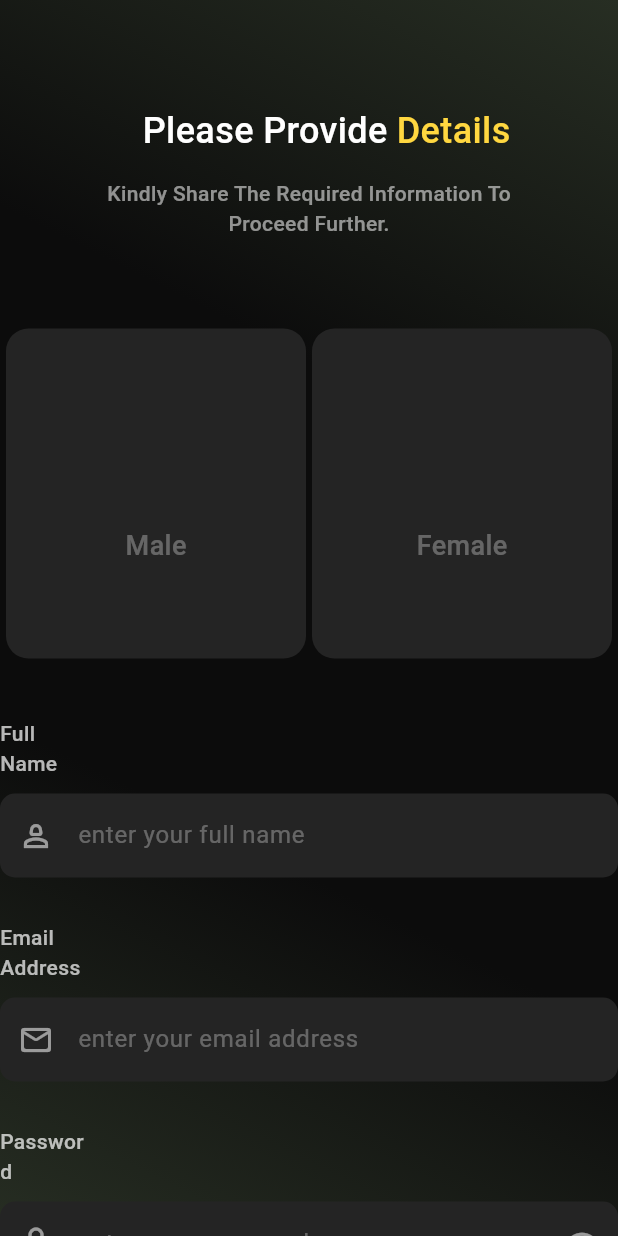
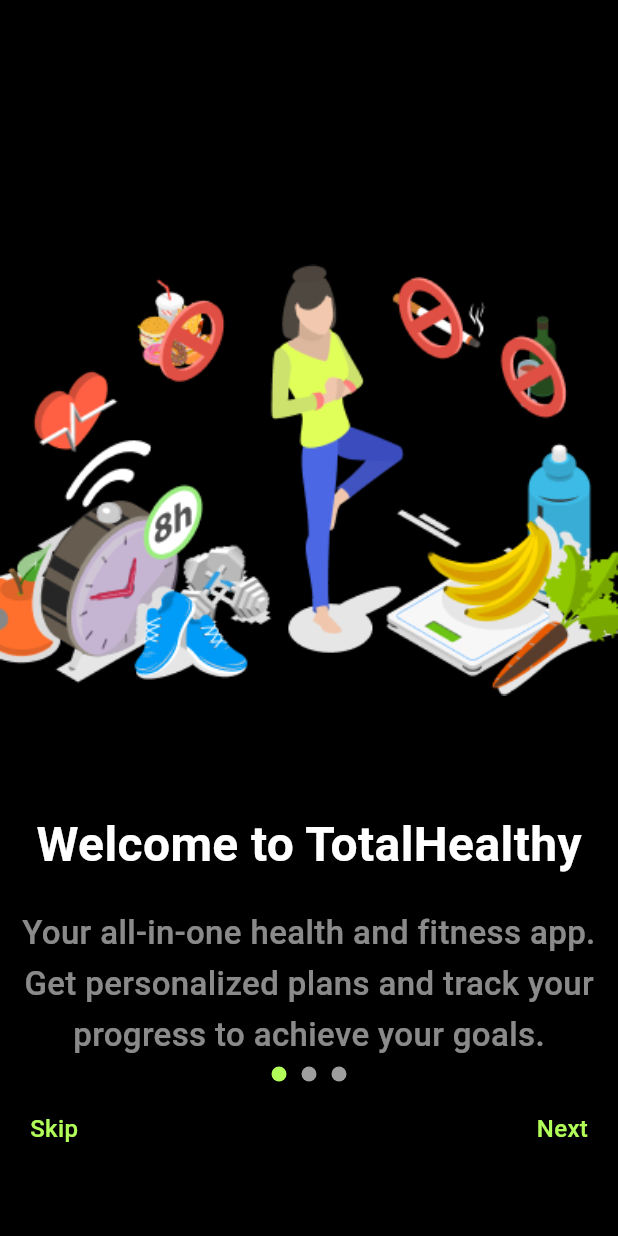
Before and after one commit to rav3zster/totalhealthy-ai, a Flutter app: the screen it shows after launch, on a phone screen of 412 x 824 dp. Run offline on Flutter 3.47's test engine with Material 3 defaults, Android fonts, the phone set to English and light mode, and no system bars; our stand-ins replace get.

Commit message:
update file

```diff
--- /dev/null
+++ b/lib/app/modules/Onboarding_Screen/Onboarding_binding.dart
@@ -0,0 +1,16 @@
+import 'package:get/get.dart';
+import 'package:totalhealthy/app/modules/Onboarding_Screen/Onboarding_controller.dart';
+import 'package:totalhealthy/app/modules/Registration_Screen/Registration_controller.dart';
+
+
+
+
+class SwipeScreenBindings extends Bindings {
+  @override
+  void dependencies() {
+    Get.lazyPut<OnboardingController>(
+          () => OnboardingController()
+      ,
+    );
+  }
+}
--- /dev/null
+++ b/lib/app/modules/Onboarding_Screen/Onboarding_controller.dart
@@ -0,0 +1,23 @@
+import 'package:get/get.dart';
+
+class OnboardingController extends GetxController {
+
+
+  final count = 0.obs;
+  @override
+  void onInit() {
+    super.onInit();
+  }
+
+  @override
+  void onReady() {
+    super.onReady();
+  }
+
+  @override
+  void onClose() {
+    super.onClose();
+  }
+
+  void increment() => count.value++;
+}
--- /dev/null
+++ b/lib/app/modules/Onboarding_Screen/Onboarding_view.dart
@@ -0,0 +1,280 @@
+import 'package:flutter/material.dart';
+import 'package:totalhealthy/app/modules/Registration_Screen/Registration_view.dart';
+
+class OnboardingView extends StatefulWidget {
+  const OnboardingView({super.key});
+
+  @override
+  State<OnboardingView> createState() => _OnboardingViewState();
+}
+
+class _OnboardingViewState extends State<OnboardingView> {
+  PageController _pageController = PageController();
+  int _currentPage = 0;
+
+  @override
+  void dispose() {
+    _pageController.dispose();
+    super.dispose();
+  }
+
+  void _onPageChanged(int page) {
+    setState(() {
+      _currentPage = page;
+    });
+  }
+
+  void _onDotTapped(int index) {
+    _pageController.animateToPage(index,
+        duration: Duration(milliseconds: 300), curve: Curves.easeInOut);
+  }
+
+  void _goToNextPage() {
+    if (_currentPage < 2) {
+      // Assuming there are 3 pages (index 0, 1, 2)
+      _pageController.animateToPage(_currentPage + 1,
+          duration: Duration(milliseconds: 300), curve: Curves.easeInOut);
+    }
+  }
+
+  @override
+  Widget build(BuildContext context) {
+    return Scaffold(
+      body: Container(
+        color: Colors.black,
+        height: MediaQuery.sizeOf(context).height,
+        width: MediaQuery.sizeOf(context).width,
+        child: Column(
+          children: [
+            Expanded(
+              child: PageView(
+                controller: _pageController,
+                onPageChanged: _onPageChanged,
+                children: [
+                  Column(
+                    children: [
+                      Container(
+                        child: Column(
+                          children: [
+                            _buildPageContent(
+                              "assets/Group.png",
+                              "Welcome to TotalHealthy",
+                              "Your all-in-one health and fitness app.",
+                            ),
+                            SizedBox(height: 3),
+                            Container(
+                              child: Text(
+                                "Get personalized plans and track your",
+                                style: TextStyle(
+                                  fontWeight: FontWeight.w500,
+                                  color: Colors.white54,
+                                  fontSize: 22,
+                                ),
+                              ),
+                            ),
+                            SizedBox(height: 3),
+                            Container(
+                              child: Text(
+                                "progress to achieve your goals.",
+                                style: TextStyle(
+                                  fontWeight: FontWeight.w500,
+                                  color: Colors.white54,
+                                  fontSize: 22,
+                                ),
+                              ),
+                            ),
+                          ],
+                        ),
+                      ),
+                    ],
+                  ),
+                  Container(
+                    child: Column(
+                      children: [
+                        _buildPageContent(
+                          "assets/Second.png",
+                          "Personalized Diet Plans",
+                          "Receive custom diet plans tailored to",
+                        ),
+                        Container(
+                          child: Text(
+                            "your goals. Whether it's weight loss or",
+                            style: TextStyle(
+                              fontWeight: FontWeight.w500,
+                              color: Colors.white54,
+                              fontSize: 22,
+                            ),
+                          ),
+                        ),
+                        Container(
+                          child: Text(
+                            "fitness, we've got you covered.",
+                            style: TextStyle(
+                              fontWeight: FontWeight.w500,
+                              color: Colors.white54,
+                              fontSize: 22,
+                            ),
+                          ),
+                        ),
+                      ],
+                    ),
+                  ),
+                  Container(
+                    child: Column(
+                      children: [
+                        _buildPageContent(
+                          "assets/Third.png",
+                          "Track Your Progress",
+                          "Monitor your daily progress and view",
+                        ),
+                        Container(
+                          child: Text(
+                            "detailed results. Stay motivated and",
+                            style: TextStyle(
+                              fontWeight: FontWeight.w500,
+                              color: Colors.white54,
+                              fontSize: 22,
+                            ),
+                          ),
+                        ),
+                        Container(
+                          child: Text(
+                            "reach your fitness milestones.",
+                            style: TextStyle(
+                              fontWeight: FontWeight.w500,
+                              color: Colors.white54,
+                              fontSize: 22,
+                            ),
+                          ),
+                        ),
+                      ],
+                    ),
+                  ),
+                ],
+              ),
+            ),
+            SizedBox(height: 0),
+            Column(
+              children: [
+                Row(
+                  mainAxisAlignment: MainAxisAlignment.center,
+                  children: List.generate(3, (index) {
+                    return GestureDetector(
+                      onTap: () => _onDotTapped(index),
+                      child: DotIndicator(isActive: _currentPage == index),
+                    );
+                  }),
+                ),
+                SizedBox(height: 20),
+                Container(
+                  margin: EdgeInsets.only(left: 20, top: 0),
+                  child: Row(
+                    mainAxisAlignment: MainAxisAlignment.spaceBetween,
+                    children: [
+                      GestureDetector(
+                        onTap: () {
+                          // Implement skip functionality if needed
+                        },
+                        child: GestureDetector(
+                          onTap: () {
+                            Navigator.push(
+                                context,
+                                MaterialPageRoute(
+                                  builder: (context) => RegistrationView(),
+                                ));
+                          },
+                          child: Text(
+                            "Skip",
+                            style: TextStyle(
+                              color: Colors.lightGreenAccent,
+                              fontWeight: FontWeight.w500,
+                              fontSize: 16,
+                            ),
+                          ),
+                        ),
+                      ),
+                      Container(
+                        margin: EdgeInsets.only(right: 20),
+                        child: GestureDetector(
+                          onTap: _goToNextPage,
+                          child: Text(
+                            "Next",
+                            style: TextStyle(
+                              color: Colors.lightGreenAccent,
+                              fontWeight: FontWeight.w500,
+                              fontSize: 16,
+                            ),
+                          ),
+                        ),
+                      ),
+                    ],
+                  ),
+                ),
+              ],
+            ),
+            SizedBox(height: 60),
+          ],
+        ),
+      ),
+    );
+  }
+
+  Widget _buildPageContent(String imagePath, String title, String subtitle) {
+    return Column(
+      children: [
+        Container(
+          margin: EdgeInsets.only(top: 120),
+          height: 400,
+          width: 450,
+          child: Image.asset(imagePath, fit: BoxFit.fitWidth),
+        ),
+        SizedBox(height: 20),
+        Container(
+          child: Text(
+            title,
+            style: TextStyle(
+              fontSize: 32,
+              color: Colors.white,
+              fontWeight: FontWeight.bold,
+            ),
+          ),
+        ),
+        SizedBox(height: 20),
+        Container(
+          child: Text(
+            subtitle,
+            style: TextStyle(
+              fontWeight: FontWeight.w500,
+              color: Colors.white54,
+              fontSize: 22,
+            ),
+            textAlign: TextAlign.center,
+          ),
+        ),
+      ],
+    );
+  }
+}
+
+class DotIndicator extends StatelessWidget {
+  final bool isActive;
+
+  const DotIndicator({Key? key, required this.isActive}) : super(key: key);
+
+  @override
+  Widget build(BuildContext context) {
+    return Column(
+      children: [
+        Container(
+          margin: EdgeInsets.symmetric(horizontal: 5),
+          height: 10,
+          width: 10,
+          decoration: BoxDecoration(
+            color: isActive ? Colors.lightGreenAccent : Colors.grey,
+            shape: BoxShape.circle,
+          ),
+        ),
+      ],
+    );
+  }
+}
--- a/lib/app/routes/app_pages.dart
+++ b/lib/app/routes/app_pages.dart
@@ -1,10 +1,11 @@
 import 'package:get/get.dart';
+import 'package:totalhealthy/app/modules/Onboarding_Screen/Onboarding_view.dart';
 //import 'package:totalhealthy/app/modules/Login_Screen/Login_controller.dart';
 //import 'package:totalhealthy/app/modules/Login_Screen/Login_view.dart';
 import 'package:totalhealthy/app/modules/Registration_Screen/Registration_view.dart';
 import 'package:totalhealthy/app/modules/Signup_Screen/Signup_view.dart';
 import 'package:totalhealthy/app/modules/home/widgets/home_screen.dart';
-import 'package:totalhealthy/app/modules/login_screen/login_controller.dart';
+//import 'package:totalhealthy/app/modules/login_screen/login_controller.dart';
 
 import '../modules/home/bindings/home_binding.dart';
 import '../modules/home/views/home_view.dart';
@@ -19,7 +20,7 @@ class AppPages {
   static final routes = [
     GetPage(
       name: _Paths.HOME,
-      page: () => SignupView(),
+      page: () => OnboardingView(),
       binding: HomeBinding(),
     ),
   ];
```
Also changed, not shown: assets/Group.png (added), assets/Second.png (added), assets/Third.png (added), assets/female.png (added), assets/male.png (added).
